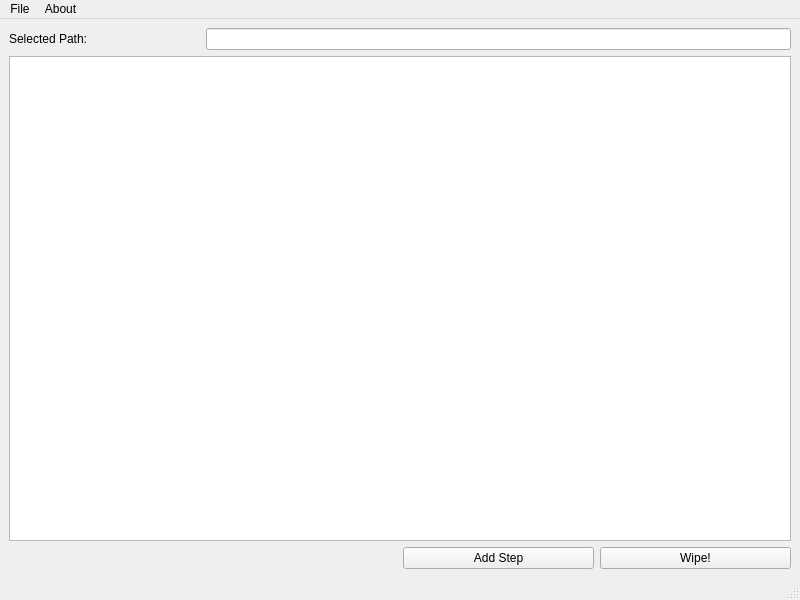
visuve/Tunkio, file TunkioGUI/MainWindow.ui: the form before one commit.
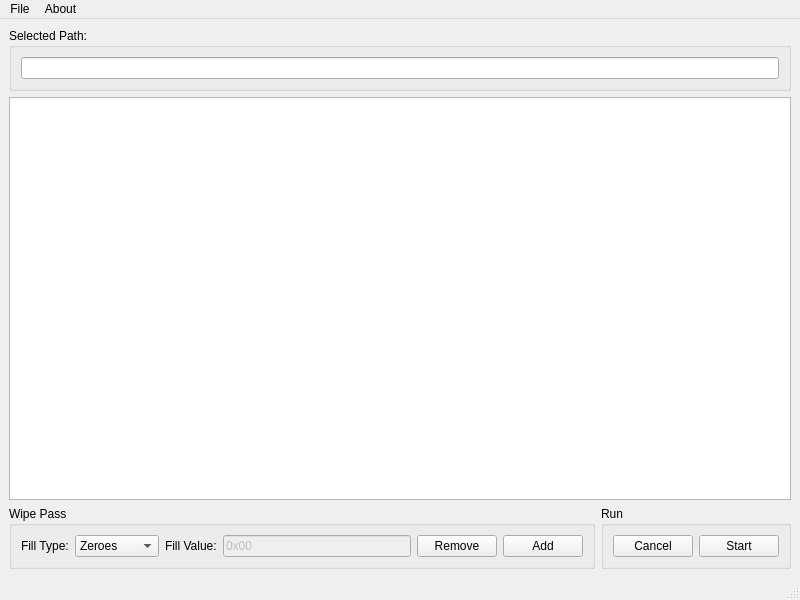
The form after the commit.

Commit message:
Implement UI further
- Now has a tableview with a model and a delegate with hard coded data

```diff
--- a/TunkioGUI/MainWindow.ui
+++ b/TunkioGUI/MainWindow.ui
@@ -15,32 +15,132 @@
   </property>
   <widget class="QWidget" name="centralwidget">
    <layout class="QGridLayout" name="gridLayout">
-    <item row="0" column="1" colspan="3">
-     <widget class="QLineEdit" name="lineEditSelectedPath"/>
-    </item>
-    <item row="2" column="2">
-     <widget class="QPushButton" name="pushButtonAddStep">
-      <property name="text">
-       <string>Add Step</string>
-      </property>
-     </widget>
-    </item>
-    <item row="0" column="0">
-     <widget class="QLabel" name="labelSelectedPath">
-      <property name="text">
+    <item row="0" column="0" colspan="2">
+     <widget class="QGroupBox" name="groupBox">
+      <property name="title">
        <string>Selected Path:</string>
       </property>
+      <layout class="QHBoxLayout" name="horizontalLayout_3">
+       <item>
+        <widget class="QLineEdit" name="lineEditSelectedPath"/>
+       </item>
+      </layout>
      </widget>
     </item>
-    <item row="2" column="3">
-     <widget class="QPushButton" name="pushButtonWipe">
-      <property name="text">
-       <string>Wipe!</string>
+    <item row="1" column="0" colspan="2">
+     <widget class="QTableView" name="tableViewWipePasses">
+      <property name="horizontalScrollBarPolicy">
+       <enum>Qt::ScrollBarAlwaysOff</enum>
       </property>
+      <property name="selectionMode">
+       <enum>QAbstractItemView::SingleSelection</enum>
+      </property>
+      <property name="selectionBehavior">
+       <enum>QAbstractItemView::SelectRows</enum>
+      </property>
+      <attribute name="horizontalHeaderStretchLastSection">
+       <bool>true</bool>
+      </attribute>
      </widget>
     </item>
-    <item row="1" column="0" colspan="4">
-     <widget class="QListWidget" name="listWidgetSteps"/>
+    <item row="2" column="0">
+     <widget class="QGroupBox" name="groupBoxAddStep">
+      <property name="title">
+       <string>Wipe Pass</string>
+      </property>
+      <layout class="QHBoxLayout" name="horizontalLayout">
+       <item>
+        <widget class="QLabel" name="labelFillType">
+         <property name="text">
+          <string>Fill Type:</string>
+         </property>
+        </widget>
+       </item>
+       <item>
+        <widget class="QComboBox" name="comboBoxStepType">
+         <item>
+          <property name="text">
+           <string>Zeroes</string>
+          </property>
+         </item>
+         <item>
+          <property name="text">
+           <string>Ones</string>
+          </property>
+         </item>
+         <item>
+          <property name="text">
+           <string>Random</string>
+          </property>
+         </item>
+         <item>
+          <property name="text">
+           <string>Character</string>
+          </property>
+         </item>
+         <item>
+          <property name="text">
+           <string>String</string>
+          </property>
+         </item>
+        </widget>
+       </item>
+       <item>
+        <widget class="QLabel" name="labelFillValue">
+         <property name="text">
+          <string>Fill Value:</string>
+         </property>
+        </widget>
+       </item>
+       <item>
+        <widget class="QLineEdit" name="lineEditFillValue">
+         <property name="enabled">
+          <bool>false</bool>
+         </property>
+         <property name="text">
+          <string>0x00</string>
+         </property>
+        </widget>
+       </item>
+       <item>
+        <widget class="QPushButton" name="pushButtonRemoveStep">
+         <property name="text">
+          <string>Remove</string>
+         </property>
+        </widget>
+       </item>
+       <item>
+        <widget class="QPushButton" name="pushButtonAddStep">
+         <property name="text">
+          <string>Add</string>
+         </property>
+        </widget>
+       </item>
+      </layout>
+     </widget>
+    </item>
+    <item row="2" column="1">
+     <widget class="QGroupBox" name="groupBoxRun">
+      <property name="title">
+       <string>Run</string>
+      </property>
+      <layout class="QHBoxLayout" name="horizontalLayout_2">
+       <item>
+        <widget class="QPushButton" name="pushButtonCancel">
+         <property name="text">
+          <string>Cancel</string>
+         </property>
+        </widget>
+       </item>
+       <item>
+        <widget class="QPushButton" name="pushButtonStart">
+         <property name="text">
+          <string>Start</string>
+         </property>
+        </widget>
+       </item>
+      </layout>
+     </widget>
     </item>
    </layout>
   </widget>
```
Left out of the diff: 19 changed lines with no effect on the pictures. The commit also changes 7 other files.
